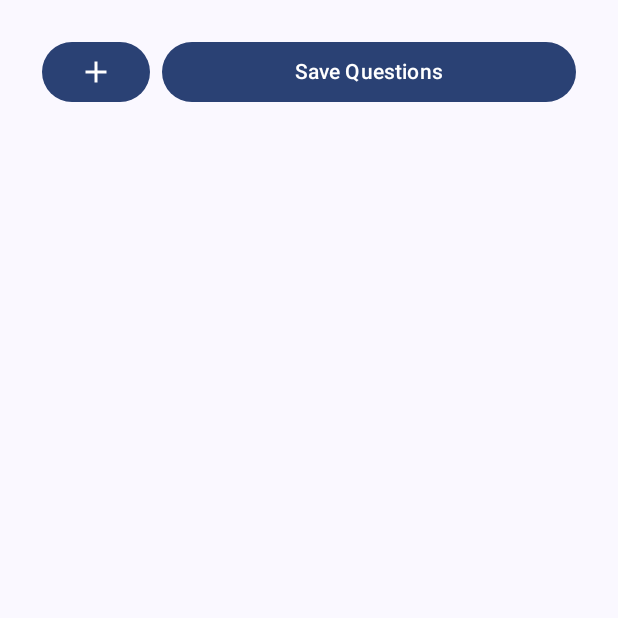
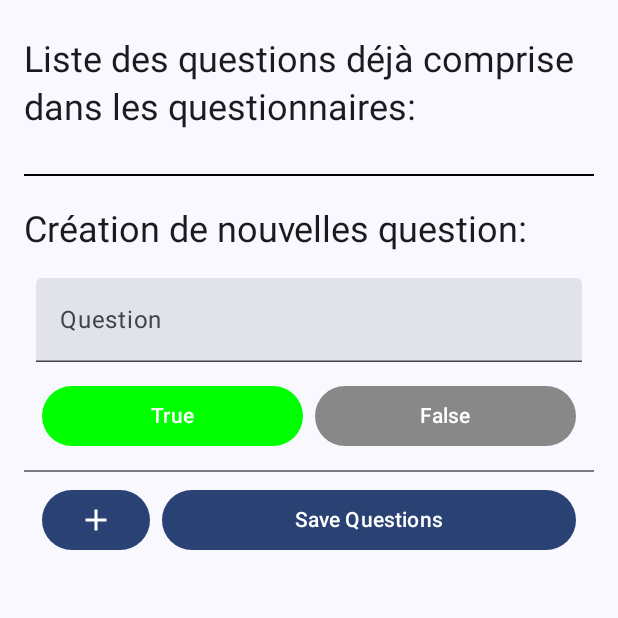
Before and after one commit to nathanbkng/P4, an Android app built with Jetpack Compose: the composable QuizzScreen called with empty values, after a tap on "Add Question", on a phone screen of 412 x 824 dp, the top half of it. Run offline under Robolectric (Android 15) with nearby library versions, the phone set to English and light mode, and no system bars; our stand-ins replace Room's generated code.

Commit message:
refactor - logique d'ajout de nouvelles questions

```diff
--- a/NFFrontend/app/src/main/java/com/example/nf_frontend/screens/quizz/QuizzScreen.kt
+++ b/NFFrontend/app/src/main/java/com/example/nf_frontend/screens/quizz/QuizzScreen.kt
@@ -26,6 +26,8 @@
 import androidx.compose.runtime.setValue
 import androidx.compose.ui.Alignment
 import androidx.compose.ui.Modifier
+import androidx.compose.ui.graphics.Color
+import androidx.compose.ui.text.font.FontStyle
 import androidx.compose.ui.unit.dp
 import androidx.navigation.NavController
 import com.example.nf_frontend.MainActivity
@@ -39,6 +41,7 @@
 @Composable
 fun QuizzScreen(quizzId: Long, navController: NavController) {
     var quizzWithQuestions by remember { mutableStateOf<QuizzWithQuestions?>(null) }
+    var newQuestions by remember { mutableStateOf< List<QuestionEntity>>(emptyList()) }
 
     LaunchedEffect(quizzId) {
         MainActivity.database.quizzDao().getQuizzWithQuestionsById(quizzId).collect { quizz ->
@@ -48,25 +51,21 @@
 
     // Function to add a new question to the list
     fun addQuestion() {
-        quizzWithQuestions?.let { quizz ->
-            val newQuestion = QuestionEntity(questionText = "", isTrue = true, quizzLinkedId = quizz.quizz.quizzId)
-            val updatedQuestions = quizz.questions.toMutableList().apply { add(newQuestion) }
-            quizzWithQuestions = quizz.copy(questions = updatedQuestions)
-        }
+        val newQuestion = QuestionEntity(questionText = "", isTrue = true, quizzLinkedId = quizzId)
+        val updatedQuestions = newQuestions.toMutableList().apply { add(newQuestion) }
+        newQuestions = updatedQuestions
     }
 
     // Function to save modified questions to the database
     fun saveQuestions() {
-        quizzWithQuestions?.let { quizz ->
-            quizz.questions.forEach { question ->
-                if (question.questionText.isNotEmpty()) {
-                    CoroutineScope(Dispatchers.IO).launch {
-                        MainActivity.database.questionDao().insertOrUpdateQuestion(question)
-                    }
+        newQuestions.forEach { question ->
+            if (question.questionText.isNotEmpty()) {
+                CoroutineScope(Dispatchers.IO).launch {
+                    MainActivity.database.questionDao().insertOrUpdateQuestion(question)
                 }
             }
-            navController.popBackStack()
         }
+        navController.popBackStack()
     }
 
     LazyColumn(
@@ -87,18 +86,51 @@
                     style = MaterialTheme.typography.labelLarge,
                     modifier = Modifier.padding(bottom = 16.dp)
                 )
+                Divider(
+                    thickness = 1.dp,
+                    color = Color.Black,
+                    modifier = Modifier.padding(top = 20.dp, bottom = 20.dp)
+                )
+            }
+
+        }
+
+
+        if (quizzWithQuestions?.questions?.isEmpty() == true){
+            item{
+                Text(
+                    text = "Le questionnaire est vide, veuillez ajouter de nouvelles questions!",
+                    fontStyle = FontStyle.Italic
+                )
+            }
+        }else{
+            item {
+                Text(
+                    text = "Liste des questions déjà comprise dans les questionnaires:",
+                    style = MaterialTheme.typography.headlineSmall
+                )
+            }
+            items(quizzWithQuestions?.questions ?: emptyList()) {q ->
+                Text(text = "•  ${q.questionText}", fontStyle = FontStyle.Italic)
             }
         }
+        item{
+            Divider(
+                thickness = 1.dp,
+                color = Color.Black,
+                modifier = Modifier.padding(top = 20.dp, bottom = 20.dp)
+            )
+            Text(text = "Création de nouvelles question:", style = MaterialTheme.typography.headlineSmall)
+        }
 
-        items(quizzWithQuestions?.questions ?: emptyList()) { question ->
+
+        items(newQuestions) { question ->
             QuestionCard(
                 question = question,
                 onQuestionChange = { updatedQuestion ->
                     // Update the question in the list
-                    quizzWithQuestions = quizzWithQuestions?.let { quizz ->
-                        val updatedQuestions = quizz.questions.map { if (it == question) updatedQuestion else it }
-                        quizz.copy(questions = updatedQuestions)
-                    }
+                    val updatedQuestions = newQuestions.map { if (it == question) updatedQuestion else it }
+                    newQuestions = updatedQuestions
                 }
             )
             Divider(modifier = Modifier.fillMaxWidth())
```
